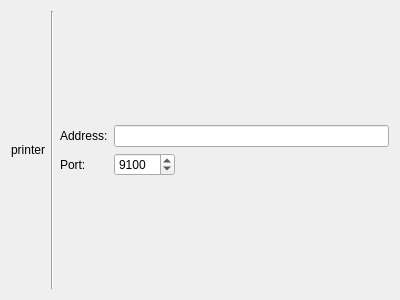
KDE/print-manager, file add-printer/ChooseSocket.ui: the form before one commit.
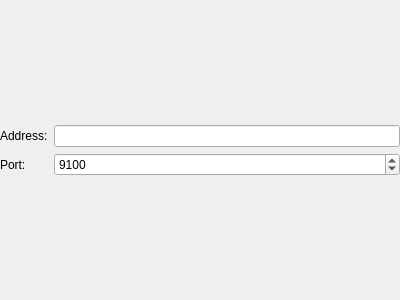
The form after the commit. Custom widgets are drawn as their Qt base class.

```diff
--- a/add-printer/ChooseSocket.ui
+++ b/add-printer/ChooseSocket.ui
@@ -16,74 +16,13 @@
     <verstretch>0</verstretch>
    </sizepolicy>
   </property>
-  <layout class="QGridLayout" name="gridLayout">
-   <item row="0" column="1">
-    <layout class="QVBoxLayout" name="verticalLayout">
-     <property name="sizeConstraint">
-      <enum>QLayout::SetMinimumSize</enum>
-     </property>
-     <item>
-      <spacer name="verticalSpacer_3">
-       <property name="orientation">
-        <enum>Qt::Vertical</enum>
-       </property>
-       <property name="sizeHint" stdset="0">
-        <size>
-         <width>20</width>
-         <height>40</height>
-        </size>
-       </property>
-      </spacer>
-     </item>
-     <item>
-      <widget class="QLabel" name="printerL">
-       <property name="sizePolicy">
-        <sizepolicy hsizetype="Fixed" vsizetype="Preferred">
-         <horstretch>0</horstretch>
-         <verstretch>0</verstretch>
-        </sizepolicy>
-       </property>
-       <property name="text">
-        <string notr="true">printer</string>
-       </property>
-       <property name="alignment">
-        <set>Qt::AlignCenter</set>
-       </property>
-       <property name="margin">
-        <number>7</number>
-       </property>
-      </widget>
-     </item>
-     <item>
-      <spacer name="verticalSpacer_4">
-       <property name="orientation">
-        <enum>Qt::Vertical</enum>
-       </property>
-       <property name="sizeHint" stdset="0">
-        <size>
-         <width>20</width>
-         <height>40</height>
-        </size>
-       </property>
-      </spacer>
-     </item>
-    </layout>
-   </item>
-   <item row="0" column="2">
-    <widget class="Line" name="line">
-     <property name="orientation">
-      <enum>Qt::Vertical</enum>
-     </property>
-    </widget>
-   </item>
-   <item row="0" column="3">
     <layout class="QFormLayout" name="formLayout">
-     <property name="fieldGrowthPolicy">
-      <enum>QFormLayout::ExpandingFieldsGrow</enum>
-     </property>
      <property name="formAlignment">
       <set>Qt::AlignLeading|Qt::AlignLeft|Qt::AlignVCenter</set>
      </property>
+   <property name="margin">
+    <number>0</number>
+   </property>
      <item row="0" column="0">
       <widget class="QLabel" name="label_2">
        <property name="text">
@@ -124,20 +63,18 @@
       </widget>
      </item>
     </layout>
-   </item>
-  </layout>
  </widget>
  <customwidgets>
-  <customwidget>
-   <class>KIntSpinBox</class>
-   <extends>QSpinBox</extends>
-   <header>knuminput.h</header>
-  </customwidget>
   <customwidget>
    <class>KLineEdit</class>
    <extends>QLineEdit</extends>
    <header>klineedit.h</header>
   </customwidget>
+  <customwidget>
+   <class>KIntSpinBox</class>
+   <extends>QSpinBox</extends>
+   <header>knuminput.h</header>
+  </customwidget>
  </customwidgets>
  <resources/>
  <connections/>
```
Lines whose indentation alone changed are shown as unchanged.
